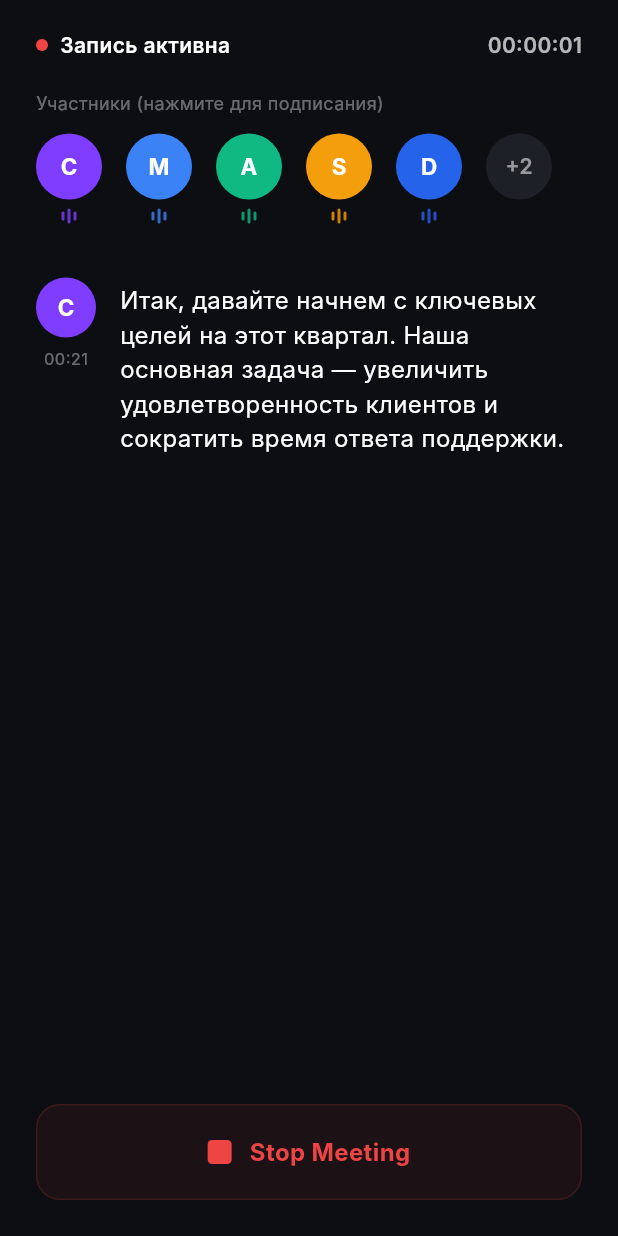
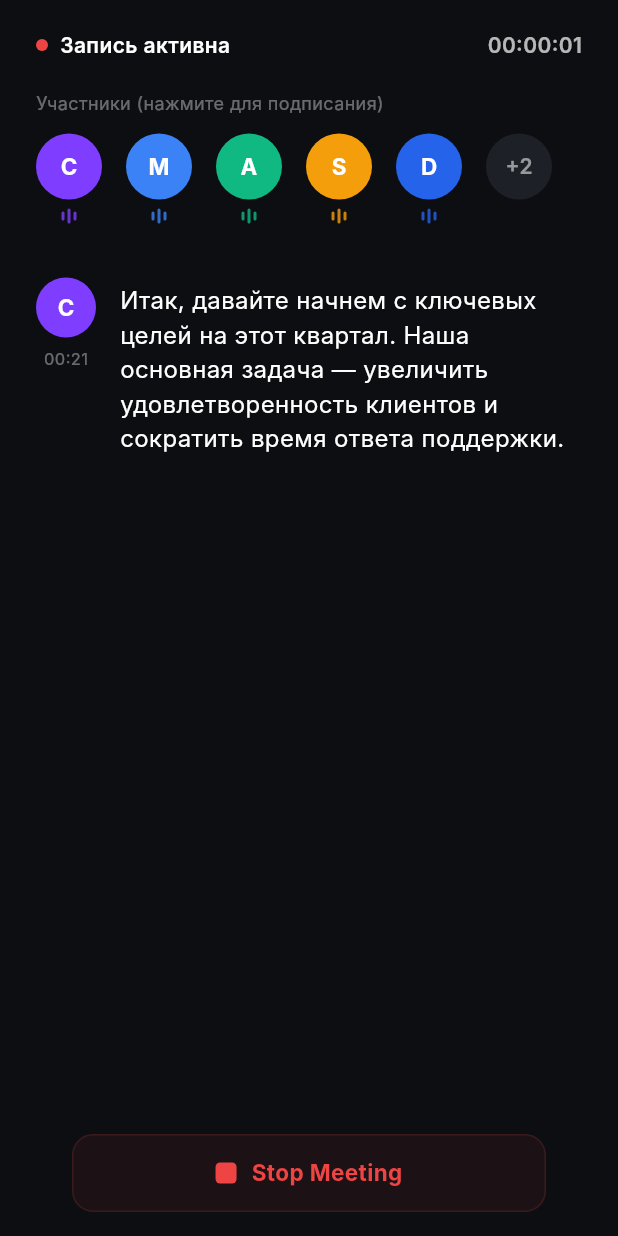
Before and after one commit to Dmytro-Salenko/AI-Meeting-translator, a Flutter app: the MeetingScreen screen opened by its route, on a phone screen of 412 x 824 dp. Run offline on Flutter 3.47's test engine with Material 3 defaults, Android fonts, the phone set to English and light mode, and no system bars; our stand-ins replace dio, equatable, flutter_bloc; Roboto replaces fonts that are missing (Inter).

Commit message:
design: scale down Stop button and adjust scroll check to allow history scrolling

```diff
--- a/ai_meeting_translator/lib/screens/meeting_screen.dart
+++ b/ai_meeting_translator/lib/screens/meeting_screen.dart
@@ -90,11 +90,19 @@ class _MeetingScreenState extends State<MeetingScreen> {
   void _scrollToBottom() {
     WidgetsBinding.instance.addPostFrameCallback((_) {
       if (_scrollController.hasClients) {
-        _scrollController.animateTo(
-          _scrollController.position.maxScrollExtent,
-          duration: const Duration(milliseconds: 300),
-          curve: Curves.easeOut,
-        );
+        // Only auto-scroll to the bottom if the user is already near the bottom (within 120 pixels threshold).
+        // This allows them to scroll back and read earlier translation text without focus hijack.
+        final double maxScroll = _scrollController.position.maxScrollExtent;
+        final double currentScroll = _scrollController.offset;
+        const double threshold = 120.0;
+
+        if (maxScroll - currentScroll <= threshold) {
+          _scrollController.animateTo(
+            maxScroll,
+            duration: const Duration(milliseconds: 300),
+            curve: Curves.easeOut,
+          );
+        }
       }
     });
   }
@@ -276,37 +284,37 @@ class _MeetingScreenState extends State<MeetingScreen> {
               ),
             ),
 
-            // 4. Bottom Stop Meeting Button
+            // 4. Bottom Stop Meeting Button (Slightly smaller & centered)
             Padding(
-              padding: const EdgeInsets.all(24.0),
+              padding: const EdgeInsets.symmetric(horizontal: 48.0, vertical: 16.0),
               child: GestureDetector(
                 onTap: () {
                   Navigator.pushReplacementNamed(context, '/details', arguments: 'meeting_demo');
                 },
                 child: Container(
-                  height: 64,
+                  height: 52, // Made smaller (52 instead of 64)
                   decoration: BoxDecoration(
                     color: const Color(0xFF1C1215), // Dark red tinted box
-                    borderRadius: BorderRadius.circular(16),
+                    borderRadius: BorderRadius.circular(14),
                     border: Border.all(color: const Color(0xFFEF4444).withOpacity(0.15)),
                   ),
                   child: Row(
                     mainAxisAlignment: MainAxisAlignment.center,
                     children: [
                       Container(
-                        width: 16,
-                        height: 16,
+                        width: 14,
+                        height: 14,
                         decoration: BoxDecoration(
                           color: const Color(0xFFEF4444),
                           borderRadius: BorderRadius.circular(3),
                         ),
                       ),
-                      const SizedBox(width: 12),
+                      const SizedBox(width: 10),
                       const Text(
                         "Stop Meeting",
                         style: TextStyle(
                           fontFamily: 'Inter',
-                          fontSize: 16.0,
+                          fontSize: 15.0,
                           fontWeight: FontWeight.w700,
                           color: Color(0xFFEF4444),
                         ),
```
